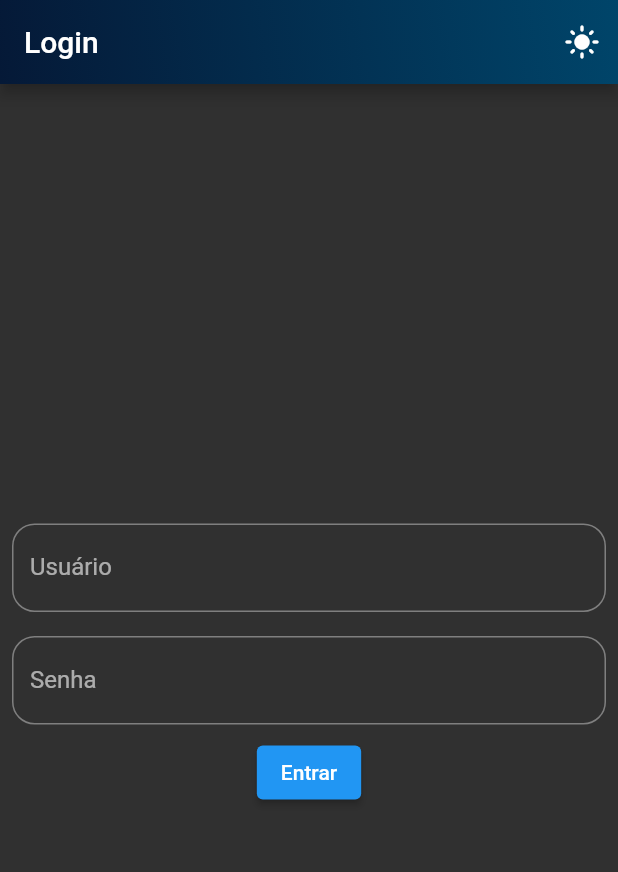
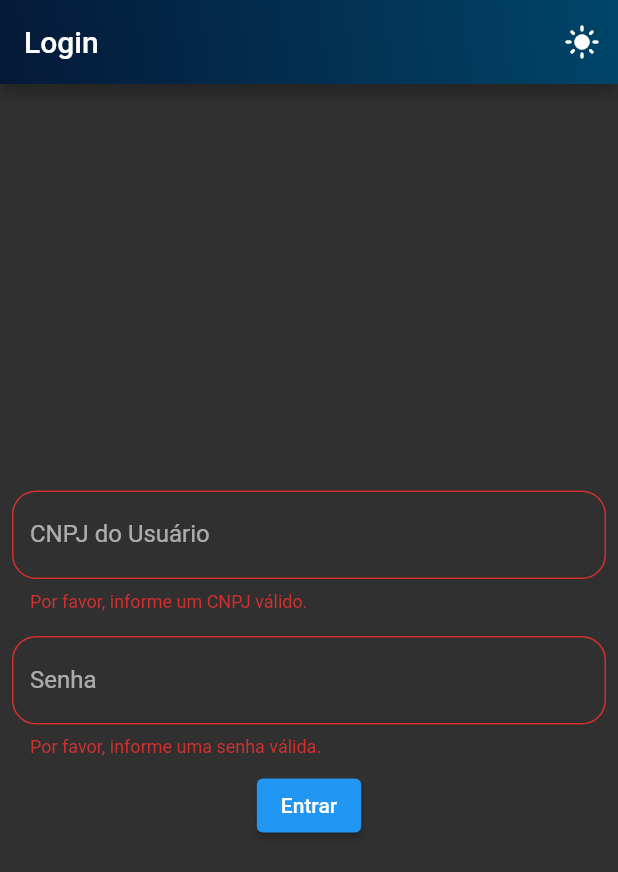
Before and after one commit to cstrey/Projeto_academy, a Flutter app: the LoginPage screen opened by its route, after a tap on "Entrar", after a tap on the "dark mode" icon, on a phone screen of 412 x 824 dp. Shown: the top 872 px of the screen. Run offline on Flutter 3.47's test engine with Material 2 defaults, Android fonts, the phone set to English and light mode, and no system bars; our stand-ins replace carousel_slider, shared_preferences, sqflite; accounts and stored records are empty; network calls fail.

Commit message:
alterações

```diff
--- a/lib/controller/db_controller.dart
+++ b/lib/controller/db_controller.dart
@@ -7,10 +7,11 @@ class UserState extends ChangeNotifier {
     loadData();
   }
 
-  String shopName = '';
+  String userName = 'nome';
+  int? userCnpj;
 
   final controller = UserController();
-
+  final formKey = GlobalKey<FormState>();
   final _controllerUser = TextEditingController();
   final _controllerAutonomy = TextEditingController();
   final _controllerName = TextEditingController();
@@ -54,13 +55,12 @@ class UserState extends ChangeNotifier {
     final database = await getDatabase();
     final List<Map<String, dynamic>> result = await database.query(
       TableUser.tableName,
-      where: '${TableUser.cnpj} = ?',
-      whereArgs: [username],
     );
 
     if (result.isNotEmpty) {
       final item = result.first;
-      shopName = item[TableUser.name];
+      userName = item[TableUser.name];
+      userCnpj = item[TableUser.cnpj];
 
       return User(
         id: item[TableUser.id],
--- a/lib/main.dart
+++ b/lib/main.dart
@@ -26,11 +26,10 @@ class MyApp extends StatelessWidget {
             theme: state.ligthMode ? ThemeData.light() : ThemeData.dark(),
             initialRoute: '/',
             routes: {
-              '/': (context) => const MainPage(title: 'Anderson Automóveis'),
-              '/login': (context) => LoginPage(),
+              '/': (context) => const MainPage(),
+              '/login': (context) => const LoginPage(),
               '/register': (context) => RegisterPage(),
-              '/users': (context) =>
-                  const ShowUsers(title: 'Anderson Automóveis'),
+              '/users': (context) => const ShowUsers(),
             },
           );
         },
--- a/lib/views/login_page.dart
+++ b/lib/views/login_page.dart
@@ -2,11 +2,10 @@ import 'package:flutter/material.dart';
 import 'package:provider/provider.dart';
 import '../controller/db_controller.dart';
 import '../controller/theme_controller.dart';
+import 'permanence/form.dart';
 
 class LoginPage extends StatelessWidget {
-  LoginPage({super.key});
-
-  final _formKey = GlobalKey<FormState>();
+  const LoginPage({super.key});
 
   @override
   Widget build(BuildContext context) {
@@ -41,20 +40,13 @@ class LoginPage extends StatelessWidget {
               ],
             ),
             body: Form(
-              key: _formKey,
+              key: stateUser.formKey,
               child: Column(
                 mainAxisAlignment: MainAxisAlignment.center,
                 children: [
-                  Padding(
-                    padding: const EdgeInsets.all(8.0),
-                    child: TextFormField(
+                  FormPattern(
+                    labelText: 'CNPJ do Usuário',
                     keyboardType: TextInputType.text,
-                      decoration: InputDecoration(
-                        border: OutlineInputBorder(
-                          borderRadius: BorderRadius.circular(15),
-                        ),
-                        labelText: 'Usuário',
-                      ),
                     validator: (value) {
                       if (value == null ||
                           value.isEmpty ||
@@ -63,37 +55,30 @@ class LoginPage extends StatelessWidget {
                       }
                       return null;
                     },
+                    controler: stateUser.controllerCnpj,
                   ),
-                  ),
-                  Padding(
-                    padding: const EdgeInsets.all(8.0),
-                    child: TextFormField(
+                  FormPattern(
+                    labelText: 'Senha',
                     keyboardType: TextInputType.text,
-                      decoration: InputDecoration(
-                        border: OutlineInputBorder(
-                          borderRadius: BorderRadius.circular(15),
-                        ),
-                        labelText: 'Senha',
-                      ),
                     validator: (value) {
-                        if (value == null ||
-                            value.isEmpty ||
-                            value.length < 4) {
+                      if (value == null || value.isEmpty || value.length < 4) {
                         return 'Por favor, informe uma senha válida.';
                       }
                       return null;
                     },
                     obscureText: true,
-                    ),
+                    controler: stateUser.controllerPassword,
                   ),
                   ElevatedButton(
+                    child: const Text('Entrar'),
                     onPressed: () async {
-                      final shopCnpj = stateUser.controllerCnpj.text;
+                      final userCnpj = stateUser.controllerCnpj.text;
                       final password = stateUser.controllerPassword.text;
-                      final userLogin = await stateUser.getUser(shopCnpj);
-                      if (_formKey.currentState!.validate()) {
+                      final userLogin = await stateUser.getUser(userCnpj);
+                      if (stateUser.formKey.currentState!.validate()) {
                         if (userLogin != null &&
                             userLogin.password == password) {
+                          // ignore: use_build_context_synchronously
                           await Navigator.of(context).pushReplacementNamed('/');
                         } else {
                           // ignore: use_build_context_synchronously
@@ -102,8 +87,9 @@ class LoginPage extends StatelessWidget {
                             builder: (context) {
                               return AlertDialog(
                                 title: const Text('Erro de Login'),
-                                content:
-                                    const Text('CNPJ ou senha incorretos.'),
+                                content: const Text(
+                                  'informações podem estar incorretas',
+                                ),
                                 actions: [
                                   TextButton(
                                     onPressed: () {
@@ -118,7 +104,6 @@ class LoginPage extends StatelessWidget {
                         }
                       }
                     },
-                    child: const Text('Entrar'),
                   ),
                 ],
               ),
--- /dev/null
+++ b/lib/views/permanence/form.dart
@@ -0,0 +1,36 @@
+import 'package:flutter/material.dart';
+
+class FormPattern extends StatelessWidget {
+  final String labelText;
+  final TextEditingController controler;
+  final TextInputType keyboardType;
+  final String? Function(String?) validator;
+  final bool? obscureText;
+
+  const FormPattern({
+    super.key,
+    required this.controler,
+    required this.labelText,
+    required this.keyboardType,
+    required this.validator,
+    this.obscureText,
+  });
+
+  @override
+  Widget build(BuildContext context) {
+    return Padding(
+      padding: const EdgeInsets.all(8.0),
+      child: TextFormField(
+        controller: controler,
+        keyboardType: keyboardType,
+        decoration: InputDecoration(
+          labelText: labelText,
+          border: OutlineInputBorder(
+            borderRadius: BorderRadius.circular(16.0),
+          ),
+        ),
+        validator: validator,
+      ),
+    );
+  }
+}
--- a/lib/views/users.dart
+++ b/lib/views/users.dart
@@ -6,10 +6,9 @@ import 'permanence/menu.dart';
 class ShowUsers extends StatelessWidget {
   const ShowUsers({
     super.key,
-    required this.title,
   });
 
-  final String title;
+  final String title = 'Anderson Automóveis';
 
   @override
   Widget build(BuildContext context) {
--- a/pubspec.yaml
+++ b/pubspec.yaml
@@ -40,6 +40,7 @@ dependencies:
   sqflite: ^2.3.0
   path: ^1.8.3
   image_picker: ^1.0.2
+  carousel_slider: ^4.2.1
 
 dev_dependencies:
   flutter_test:
```
Also changed, not shown: lib/views/carousel.dart (added, +47 -0 lines), lib/views/main_page.dart (+5 -4 lines), lib/views/permanence/menu.dart (+18 -13 lines), lib/views/register_page.dart (+13 -44 lines), pubspec.lock. Lines whose indentation alone changed are shown as unchanged.
